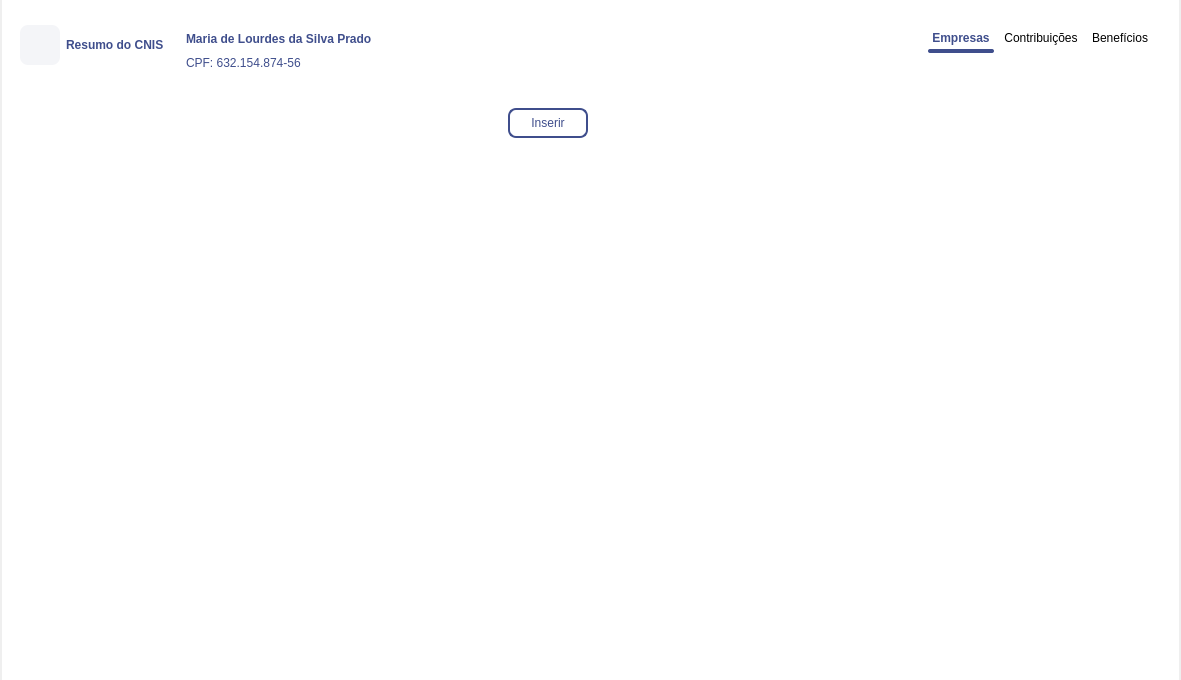
newprev/PrevCliente, file Design/UI/wdgResumoCNIS.ui: the form before one commit.
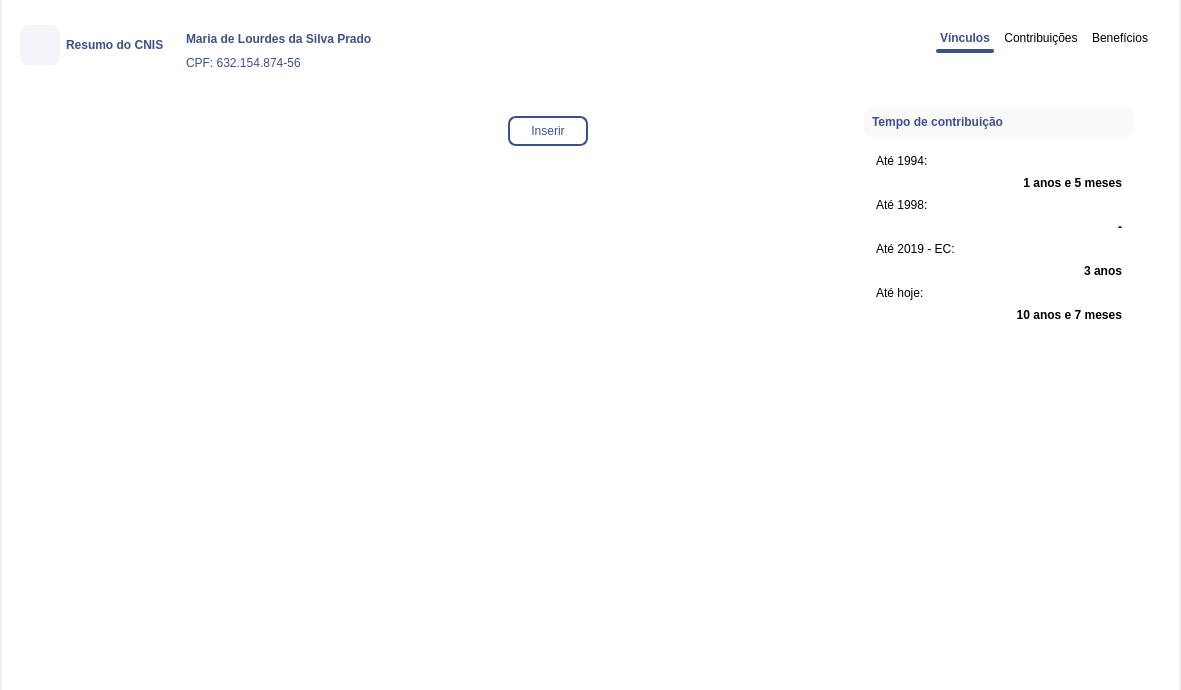
The form after the commit. Icons and pictures are not drawn.

Commit message: Cálculo do tempo de contribuição na tela de resumo do CNIS

Diff of the .ui file:
```diff
--- a/Design/UI/wdgResumoCNIS.ui
+++ b/Design/UI/wdgResumoCNIS.ui
@@ -7,7 +7,7 @@
     <x>0</x>
     <y>0</y>
     <width>1181</width>
-    <height>680</height>
+    <height>690</height>
    </rect>
   </property>
   <property name="sizePolicy">
@@ -304,7 +304,7 @@
                   <item alignment="Qt::AlignBottom">
                    <widget class="QPushButton" name="pbEmpresas">
                     <property name="text">
-                     <string>Empresas</string>
+                     <string>Vínculos</string>
                     </property>
                     <property name="checkable">
                      <bool>true</bool>
@@ -718,30 +718,80 @@
              </sizepolicy>
             </property>
             <property name="styleSheet">
-             <string notr="true">#pbInserirResumo {
+             <string notr="true">/*------------------ Push button ------------------*/
+#pbInserirResumo {
 	font: 12pt &quot;Avenir LT Std&quot;;
 	color: #3F4E8C;
 	
 	border: 2px solid #3F4E8C;
 	border-radius: 8px;
 	padding: 6px;
+}
+
+/*------------------ Labels ------------------*/
+QLabel {
+	font: 12pt &quot;Avenir LT Std&quot;;
+}
+
+#lbInfoTmpContribuicao {
+	font-weight: 750;
+	color: #3F4E8C;
+}
+
+#lbInfoTpAte94, #lbInfoTpAte98,
+#lbInfoTpAte2019, #lbInfoTpAteHoje {
+	font: 11pt &quot;Avenir LT Std&quot;;
+	color: black;
+	
+	font-weight: 120;
+	line-height: 24px;
+
+	margin: 2px 0px 0px 0px;
+}
+
+#lbTpAte94, #lbTpAte98,
+#lbTpAte2019, #lbTpAteHoje {
+	font: 12pt &quot;Avenir LT Std&quot;;
+	color: black;
+	
+	font-weight: 750;
+	line-height: 24px;
+
+	margin: 2px 0px 0px 0px;
+}
+
+/*------------------ Frames ------------------*/
+#frTmpContrib {
+	background-color: #F9F9F9;
+	border: 0px solid none;
+	
+	border-radius: 8px;
+}
+
+#frRightInfo {
+	border-radius: 8px;
+
+	background-color: white;
 }</string>
             </property>
             <layout class="QGridLayout" name="gridLayout_8">
              <property name="topMargin">
-              <number>0</number>
+              <number>8</number>
+             </property>
+             <property name="rightMargin">
+              <number>12</number>
              </property>
              <property name="bottomMargin">
               <number>0</number>
              </property>
              <property name="horizontalSpacing">
-              <number>32</number>
+              <number>0</number>
              </property>
              <property name="verticalSpacing">
               <number>16</number>
              </property>
              <item row="0" column="0">
-              <widget class="QFrame" name="frame">
+              <widget class="QFrame" name="frLeftVinculos">
                <property name="frameShape">
                 <enum>QFrame::NoFrame</enum>
                </property>
@@ -834,7 +884,7 @@
                      <x>0</x>
                      <y>0</y>
                      <width>583</width>
-                     <height>469</height>
+                     <height>471</height>
                     </rect>
                    </property>
                    <property name="sizePolicy">
@@ -865,14 +915,149 @@
                </layout>
               </widget>
              </item>
+             <item row="0" column="2" alignment="Qt::AlignTop">
+              <widget class="QFrame" name="frRightInfo">
+               <property name="frameShape">
+                <enum>QFrame::NoFrame</enum>
+               </property>
+               <property name="frameShadow">
+                <enum>QFrame::Raised</enum>
+               </property>
+               <layout class="QGridLayout" name="gridLayout_19">
+                <item row="0" column="0">
+                 <widget class="QFrame" name="frTmpContrib">
+                  <property name="sizePolicy">
+                   <sizepolicy hsizetype="Preferred" vsizetype="Maximum">
+                    <horstretch>0</horstretch>
+                    <verstretch>0</verstretch>
+                   </sizepolicy>
+                  </property>
+                  <property name="minimumSize">
+                   <size>
+                    <width>270</width>
+                    <height>0</height>
+                   </size>
+                  </property>
+                  <property name="frameShape">
+                   <enum>QFrame::NoFrame</enum>
+                  </property>
+                  <property name="frameShadow">
+                   <enum>QFrame::Raised</enum>
+                  </property>
+                  <layout class="QVBoxLayout" name="verticalLayout_7">
+                   <property name="spacing">
+                    <number>0</number>
+                   </property>
+                   <property name="leftMargin">
+                    <number>8</number>
+                   </property>
+                   <property name="topMargin">
+                    <number>8</number>
+                   </property>
+                   <property name="rightMargin">
+                    <number>8</number>
+                   </property>
+                   <property name="bottomMargin">
+                    <number>8</number>
+                   </property>
+                   <item>
+                    <widget class="QLabel" name="lbInfoTmpContribuicao">
+                     <property name="text">
+                      <string>Tempo de contribuição</string>
+                     </property>
+                    </widget>
+                   </item>
+                  </layout>
+                 </widget>
+                </item>
+                <item row="1" column="0">
+                 <widget class="QFrame" name="frame_8">
+                  <property name="frameShape">
+                   <enum>QFrame::NoFrame</enum>
+                  </property>
+                  <property name="frameShadow">
+                   <enum>QFrame::Raised</enum>
+                  </property>
+                  <layout class="QGridLayout" name="gridLayout_18">
+                   <item row="0" column="0" colspan="2">
+                    <widget class="QLabel" name="lbInfoTpAte94">
+                     <property name="text">
+                      <string>Até 1994:</string>
+                     </property>
+                    </widget>
+                   </item>
+                   <item row="1" column="0" colspan="2">
+                    <widget class="QLabel" name="lbTpAte94">
+                     <property name="text">
+                      <string>1 anos e 5 meses</string>
+                     </property>
+                     <property name="alignment">
+                      <set>Qt::AlignRight|Qt::AlignTrailing|Qt::AlignVCenter</set>
+                     </property>
+                    </widget>
+                   </item>
+                   <item row="2" column="0" colspan="2">
+                    <widget class="QLabel" name="lbInfoTpAte98">
+                     <property name="text">
+                      <string>Até 1998:</string>
+                     </property>
+                    </widget>
+                   </item>
+                   <item row="4" column="0" colspan="2">
+                    <widget class="QLabel" name="lbInfoTpAte2019">
+                     <property name="text">
+                      <string>Até 2019 - EC:</string>
+                     </property>
+                    </widget>
+                   </item>
+                   <item row="5" column="0" colspan="2">
+                    <widget class="QLabel" name="lbTpAte2019">
+                     <property name="text">
+                      <string>3 anos</string>
+                     </property>
+                     <property name="alignment">
+                      <set>Qt::AlignRight|Qt::AlignTrailing|Qt::AlignVCenter</set>
+                     </property>
+                    </widget>
+                   </item>
+                   <item row="6" column="0" colspan="2">
+                    <widget class="QLabel" name="lbInfoTpAteHoje">
+                     <property name="text">
+                      <string>Até hoje:</string>
+                     </property>
+                    </widget>
+                   </item>
+                   <item row="7" column="0" colspan="2">
+                    <widget class="QLabel" name="lbTpAteHoje">
+                     <property name="text">
+                      <string>10 anos e 7 meses</string>
+                     </property>
+                     <property name="alignment">
+                      <set>Qt::AlignRight|Qt::AlignTrailing|Qt::AlignVCenter</set>
+                     </property>
+                    </widget>
+                   </item>
+                   <item row="3" column="0" colspan="2">
+                    <widget class="QLabel" name="lbTpAte98">
+                     <property name="text">
+                      <string>-</string>
+                     </property>
+                     <property name="alignment">
+                      <set>Qt::AlignRight|Qt::AlignTrailing|Qt::AlignVCenter</set>
+                     </property>
+                    </widget>
+                   </item>
+                  </layout>
+                 </widget>
+                </item>
+               </layout>
+              </widget>
+             </item>
              <item row="0" column="1">
               <spacer name="horizontalSpacer_2">
                <property name="orientation">
                 <enum>Qt::Horizontal</enum>
                </property>
-               <property name="sizeType">
-                <enum>QSizePolicy::MinimumExpanding</enum>
-               </property>
                <property name="sizeHint" stdset="0">
                 <size>
                  <width>40</width>
@@ -881,6 +1066,22 @@
                </property>
               </spacer>
              </item>
+             <item row="0" column="3">
+              <spacer name="horizontalSpacer_12">
+               <property name="orientation">
+                <enum>Qt::Horizontal</enum>
+               </property>
+               <property name="sizeType">
+                <enum>QSizePolicy::Fixed</enum>
+               </property>
+               <property name="sizeHint" stdset="0">
+                <size>
+                 <width>24</width>
+                 <height>20</height>
+                </size>
+               </property>
+              </spacer>
+             </item>
             </layout>
            </widget>
            <widget class="QWidget" name="pgContribuicoes">
```
The commit also changes 4 other files.
